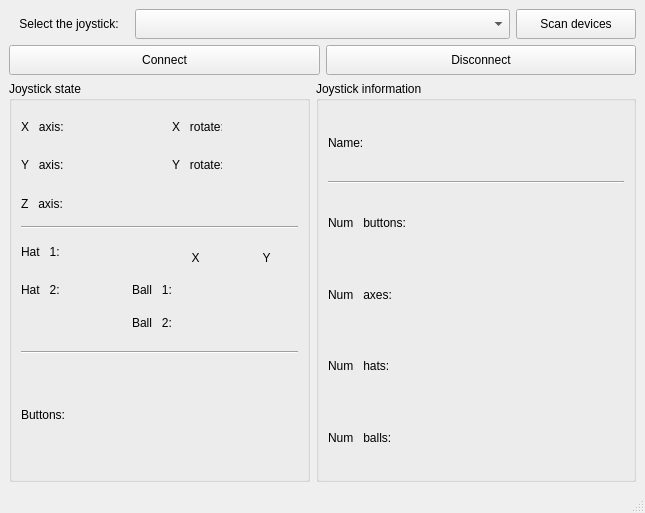
This is v_joy_qt_gui.ui in poriesto/vjoyqt as Qt 5 draws it before an edit. The edited form follows.
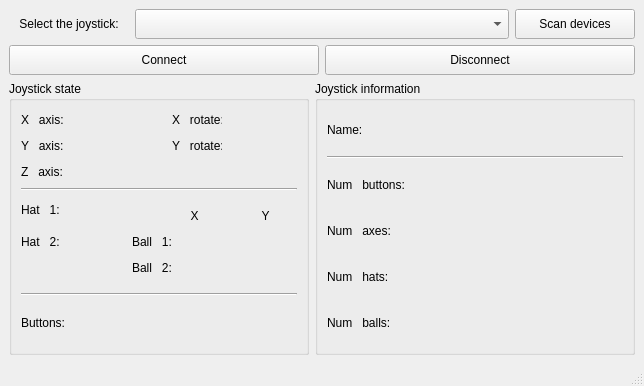
This is the edited form.

What changed in the file:
```diff
--- a/v_joy_qt_gui.ui
+++ b/v_joy_qt_gui.ui
@@ -6,8 +6,8 @@
    <rect>
     <x>0</x>
     <y>0</y>
-    <width>645</width>
-    <height>513</height>
+    <width>634</width>
+    <height>386</height>
    </rect>
   </property>
   <property name="windowTitle">
@@ -1147,6 +1147,7 @@
     </item>
    </layout>
   </widget>
+  <widget class="QStatusBar" name="statusbar"/>
   <widget class="QMenuBar" name="menubar">
    <property name="geometry">
     <rect>
@@ -1157,7 +1158,11 @@
     </rect>
    </property>
   </widget>
-  <widget class="QStatusBar" name="statusbar"/>
+  <action name="actionAbout">
+   <property name="text">
+    <string>About</string>
+   </property>
+  </action>
  </widget>
  <resources/>
  <connections/>
```
Left out of the diff: 38 changed lines with no effect on the pictures.
